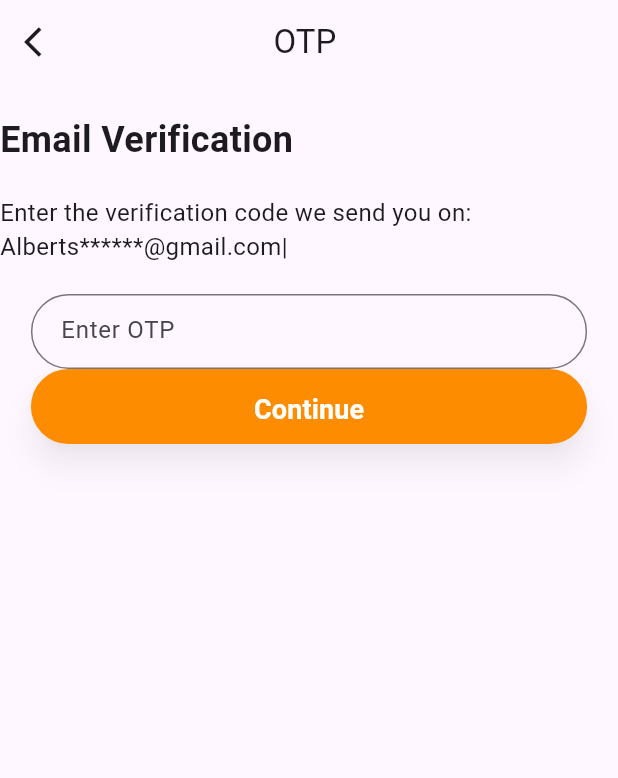
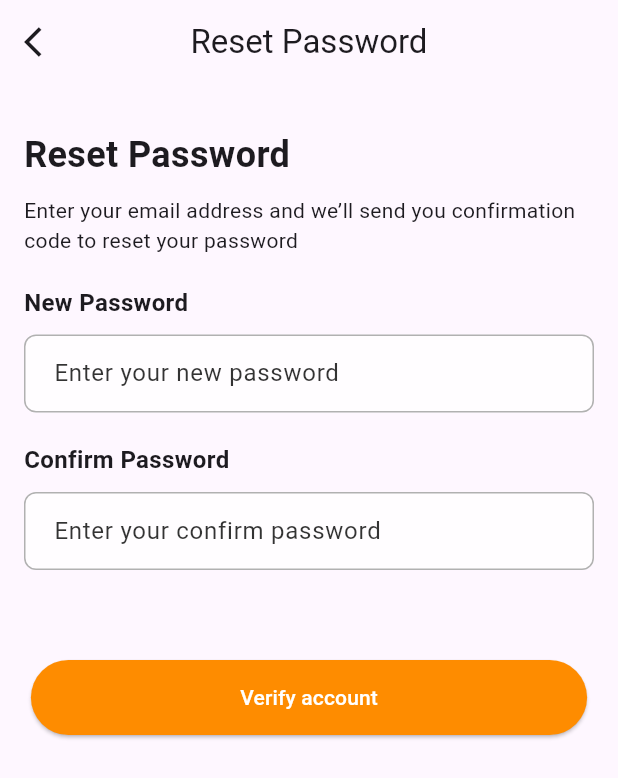
Before and after one commit to Qariziaullahkhan/Food-deleivery-App, a Flutter app: the EmailVerificationView screen opened by its route, after a tap on "Continue", on a phone screen of 412 x 824 dp. Shown: the top 778 px of the screen. Run offline on Flutter 3.47's test engine with Material 3 defaults, Android fonts, the phone set to English and light mode, and no system bars; our stand-ins replace get, pinput.

Commit message:
i have create a reset password view

```diff
--- a/lib/routes/app_pages.dart
+++ b/lib/routes/app_pages.dart
@@ -1,6 +1,7 @@
 import 'package:food_delivery_app/routes/app_routes.dart';
 import 'package:food_delivery_app/views/email_verification_view.dart';
 import 'package:food_delivery_app/views/forgot_password_view.dart';
+import 'package:food_delivery_app/views/reset_password_view.dart';
 import 'package:food_delivery_app/views/signup_view.dart';
 import 'package:get/get.dart';
 import 'package:food_delivery_app/views/login_view.dart';
@@ -12,6 +13,7 @@ class AppPages {
     GetPage(name: AppRoutes.login, page: () => const LoginView()),
     GetPage(name: AppRoutes.register, page: () => const RegisterView()),
     GetPage(name: AppRoutes.forgPasword, page: () => const ForgotPasswordView()),
-    GetPage(name: AppRoutes.EmailVerification, page: () => const EmailVerificationView()),
+    GetPage(name: AppRoutes.emailVerification, page: () => const EmailVerificationView()),
+    GetPage(name: AppRoutes.resetPassword, page: () => const ResetPasswordView()),
   ];
 }
--- a/lib/routes/app_routes.dart
+++ b/lib/routes/app_routes.dart
@@ -3,5 +3,6 @@ class AppRoutes {
   static const String login = '/login';
   static const String register = '/register';
   static const String forgPasword = '/forgPasword';
-  static  const String EmailVerification = '/EmailVerification';
+  static const String emailVerification = '/EmailVerification';
+  static const String resetPassword = '/resetPassword';
 }
--- a/lib/views/email_verification_view.dart
+++ b/lib/views/email_verification_view.dart
@@ -1,6 +1,8 @@
 import 'package:flutter/material.dart';
 import 'package:food_delivery_app/constants/colors.dart';
+import 'package:food_delivery_app/widgets/otp_textfield_widget.dart';
 import 'package:get/get.dart';
+import 'package:food_delivery_app/views/reset_password_view.dart';
 
 class EmailVerificationView extends StatefulWidget {
   const EmailVerificationView({super.key});
@@ -18,35 +20,78 @@ class _EmailVerificationViewState extends State<EmailVerificationView> {
         appBar: AppBar(
           title: const Text('OTP '),
           centerTitle: true,
-        leading: IconButton(onPressed: (){}, icon:const Icon(Icons.arrow_back_ios)),
-
+          leading: IconButton(
+              onPressed: () {}, icon: const Icon(Icons.arrow_back_ios)),
         ),
         body: Column(
           mainAxisAlignment: MainAxisAlignment.start,
           crossAxisAlignment: CrossAxisAlignment.start,
           children: [
-          const SizedBox(height: 20,),
-          const Text('Email Verification',style: TextStyle(fontSize: 24.0,fontWeight: FontWeight.bold),),
-
-          const SizedBox(height: 20,),
-          const Text('Enter the verification code we send you on: '
-          'Alberts******@gmail.com|', style: TextStyle(fontSize: 16.0),),
-          const SizedBox(height: 20,),
-          Center(
-            child: SizedBox(
-              height: 50,
-              width: screenWidth * 0.9, // Make the button full-width
-              child: TextField(
-                keyboardType: TextInputType.number,
-                decoration: InputDecoration(
-                  contentPadding: const EdgeInsets.symmetric(horizontal: 16.0, vertical: 14.0),
-                  hintText: 'Enter OTP',
-                  border: OutlineInputBorder(
-                    borderRadius: BorderRadius.circular(30.0),
+            const SizedBox(
+              height: 20,
+            ),
+            const Center(
+              child: Column(
+                mainAxisAlignment: MainAxisAlignment.spaceBetween,
+                children: [
+                  Text(
+                    'Email Verification',
+                    style:
+                        TextStyle(fontSize: 24.0, fontWeight: FontWeight.bold),
+                  ),
+                  SizedBox(
+                    height: 10,
+                  ),
+                  SizedBox(
+                    width: 300,
+                    child: Text(
+                      'Enter the verification code we send you on:  Alberts******@gmail.com|',
+                      style: TextStyle(fontSize: 16.0, color: Colors.grey),
+                      textAlign: TextAlign.center,
+                    ),
+                  )
+                ],
               ),
             ),
+            const SizedBox(
+              height: 20,
             ),
+            const Center(child: OtpTextField()),
+            const SizedBox(
+              height: 20,
             ),
+            // New Row with clock icon and text
+
+            Row(
+              mainAxisAlignment: MainAxisAlignment.center,
+              children: [
+                const Text(
+                  'Didn\'t receive the code?',
+                  style: TextStyle(fontSize: 16.0, color: Colors.grey),
+                ),
+                TextButton(
+                    onPressed: () {},
+                    child: const Text(
+                      'Resend',
+                      style: TextStyle(color: AppColors.primary),
+                    ))
+              ],
+            ),
+            const SizedBox(
+              height: 20,
+            ),
+            const Row(
+              mainAxisAlignment: MainAxisAlignment.center,
+              children: [
+                Icon(Icons.access_time,
+                    color: AppColors.secondary), // Clock icon
+                SizedBox(width: 8), // Space between icon and text
+                Text('09:00',
+                    style: TextStyle(fontSize: 16.0, color: Colors.grey)),
+              ],
+            ),
+            const SizedBox(
+              height: 30,
             ),
 
             Center(
@@ -54,7 +99,9 @@ class _EmailVerificationViewState extends State<EmailVerificationView> {
                 height: 50,
                 width: screenWidth * 0.9, // Make the button full-width
                 child: ElevatedButton(
-                 onPressed: () {},
+                  onPressed: () {
+                    Get.to(() => const ResetPasswordView());
+                  },
                   style: ElevatedButton.styleFrom(
                     backgroundColor: AppColors.primary, // Button color
                     shape: RoundedRectangleBorder(
@@ -76,7 +123,6 @@ class _EmailVerificationViewState extends State<EmailVerificationView> {
               ),
             ),
           ], // Added closing bracket for Column children
-      )
-    );
+        ));
   }
 }
--- /dev/null
+++ b/lib/views/reset_password_view.dart
@@ -0,0 +1,95 @@
+import 'package:flutter/material.dart';
+import 'package:food_delivery_app/constants/colors.dart';
+import 'package:food_delivery_app/widgets/custom_textfield.dart';
+import 'package:get/get.dart';
+
+class ResetPasswordView extends StatefulWidget {
+  const ResetPasswordView({super.key});
+
+  @override
+  State<ResetPasswordView> createState() => _ResetPasswordViewState();
+}
+
+class _ResetPasswordViewState extends State<ResetPasswordView> {
+  final TextEditingController _newpasswordController = TextEditingController();
+  final TextEditingController _confirmPasswordController = TextEditingController();
+
+  @override
+  Widget build(BuildContext context) {
+    final screenWidth = Get.width;
+    return Scaffold(
+      appBar: AppBar(
+        title: const Text("Reset Password"),
+        centerTitle: true,
+        leading: const Icon(Icons.arrow_back_ios),
+      ),
+      body: Padding(
+        padding: const EdgeInsets.symmetric(horizontal: 16.0),
+        child: Column(
+          mainAxisAlignment: MainAxisAlignment.start,
+          crossAxisAlignment: CrossAxisAlignment.start,
+          children: [
+            const SizedBox(
+              height: 30,
+            ),
+            const Text(
+              "Reset Password",
+              style: TextStyle(fontSize: 24.0, fontWeight: FontWeight.bold),
+            ),
+            const SizedBox(
+              height: 10,
+            ),
+            const Text(
+                "Enter your email address and we’ll send you confirmation code to reset your password"),
+            const SizedBox(
+              height: 20,
+            ),
+            const Text(
+              "New Password",
+              style: TextStyle(fontSize: 16.0, fontWeight: FontWeight.bold),
+            ),
+            const SizedBox(
+              height: 10,
+            ),
+            CustomTextField(
+                controller: _newpasswordController,
+                hintText: "Enter your new password"),
+            const SizedBox(
+              height: 20,
+            ),
+            const Text(
+              "Confirm Password",
+              style: TextStyle(fontSize: 16.0, fontWeight: FontWeight.bold),
+            ),
+            const SizedBox(
+              height: 10,
+            ),
+            CustomTextField(
+                controller: _confirmPasswordController,
+                hintText: "Enter your confirm password"),
+            const SizedBox(
+              height: 60,
+            ),
+            Center(
+              child: SizedBox(
+                width: screenWidth * 0.9,
+                height: 50,
+                child: ElevatedButton(
+                  style: ElevatedButton.styleFrom(
+                    backgroundColor: AppColors.primary,
+                    shape: RoundedRectangleBorder(
+                      borderRadius: BorderRadius.circular(30.0),
+                    ),
+                  ),
+                  onPressed: () {},
+                  child: const Text("Verify account",
+                      style: TextStyle(color: Colors.white)),
+                ),
+              ),
+            ),
+          ],
+        ),
+      ),
+    );
+  }
+}
--- /dev/null
+++ b/lib/widgets/otp_textfield_widget.dart
@@ -0,0 +1,88 @@
+import 'package:flutter/material.dart';
+import 'package:pinput/pinput.dart';
+
+class OtpTextField extends StatefulWidget {
+  const OtpTextField({super.key});
+
+  @override
+  State<OtpTextField> createState() => _OtpTextFieldState();
+}
+
+class _OtpTextFieldState extends State<OtpTextField> {
+  final pinController = TextEditingController();
+  final formKey = GlobalKey<FormState>();
+
+  @override
+  void dispose() {
+    pinController.dispose();
+    super.dispose();
+  }
+
+  final focusedBorderColor = Colors.black;
+  final fillColor = const Color.fromRGBO(243, 246, 249, 0);
+  final borderColor = Colors.grey[800]!;
+  @override
+  Widget build(BuildContext context) {
+    final defaultPinTheme = PinTheme(
+      width: 56,
+      height: 56,
+      textStyle: const TextStyle(fontSize: 22, color: Colors.black),
+      decoration: BoxDecoration(
+        borderRadius: BorderRadius.circular(10),
+        border: Border.all(color: borderColor),
+      ),
+    );
+
+    return Form(
+      key: formKey,
+      child: Column(
+        mainAxisAlignment: MainAxisAlignment.center,
+        children: [
+          Directionality(
+            // Specify direction if desired
+            textDirection: TextDirection.ltr,
+            child: Pinput(
+              length: 4,
+              controller: pinController,
+              defaultPinTheme: defaultPinTheme,
+              hapticFeedbackType: HapticFeedbackType.lightImpact,
+              onCompleted: (pin) {
+                debugPrint('onCompleted: $pin');
+              },
+              onChanged: (value) {
+                debugPrint('onChanged: $value');
+              },
+              cursor: Column(
+                mainAxisAlignment: MainAxisAlignment.end,
+                children: [
+                  Container(
+                    margin: const EdgeInsets.only(bottom: 9),
+                    width: 24,
+                    height: 2,
+                    color: Colors.black,
+                  ),
+                ],
+              ),
+              focusedPinTheme: defaultPinTheme.copyWith(
+                decoration: defaultPinTheme.decoration!.copyWith(
+                  borderRadius: BorderRadius.circular(8),
+                  border: Border.all(color: focusedBorderColor),
+                ),
+              ),
+              submittedPinTheme: defaultPinTheme.copyWith(
+                decoration: defaultPinTheme.decoration!.copyWith(
+                  color: fillColor,
+                  borderRadius: BorderRadius.circular(10),
+                  border: Border.all(color: focusedBorderColor),
+                ),
+              ),
+              errorPinTheme: defaultPinTheme.copyBorderWith(
+                border: Border.all(color: Colors.redAccent),
+              ),
+            ),
+          ),
+        ],
+      ),
+    );
+  }
+}
--- a/pubspec.yaml
+++ b/pubspec.yaml
@@ -38,6 +38,7 @@ dependencies:
   carousel_slider: ^5.0.0
   get: ^4.6.6
   slide_to_act: ^2.0.2
+  pinput: ^5.0.0
 
 dev_dependencies:
   flutter_test:
```
Also changed, not shown: pubspec.lock. Lines whose indentation alone changed are shown as unchanged.
